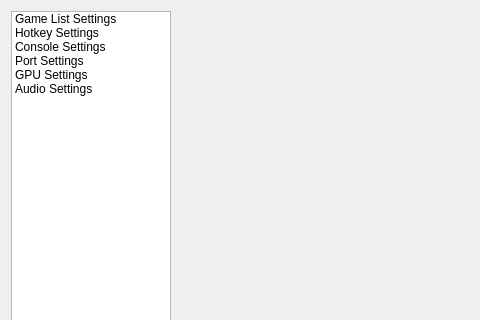
Qt form src/duckstation-qt/settingsdialog.ui (kofxi3584karlayang/duckstation) before a commit; both pictures show x 0 to 480 and y 0 to 320 of the 640 by 480 pixel window.
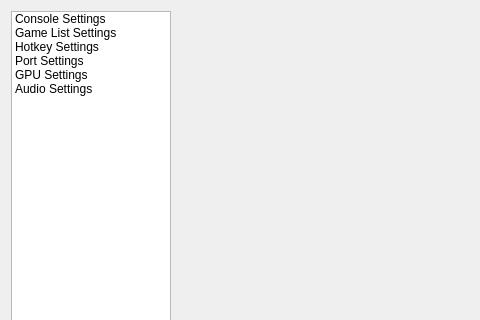
The same form after that commit. Icons and pictures are not drawn.

Commit message: Qt: Reorder settings categories

Patch:
```diff
--- a/src/duckstation-qt/settingsdialog.ui
+++ b/src/duckstation-qt/settingsdialog.ui
@@ -40,6 +40,15 @@
          <height>32</height>
         </size>
        </property>
+       <item>
+        <property name="text">
+         <string>Console Settings</string>
+        </property>
+        <property name="icon">
+         <iconset resource="icons.qrc">
+          <normaloff>:/icons/utilities-system-monitor.png</normaloff>:/icons/utilities-system-monitor.png</iconset>
+        </property>
+       </item>
        <item>
         <property name="text">
          <string>Game List Settings</string>
@@ -58,15 +67,6 @@
           <normaloff>:/icons/applications-other.png</normaloff>:/icons/applications-other.png</iconset>
         </property>
        </item>
-       <item>
-        <property name="text">
-         <string>Console Settings</string>
-        </property>
-        <property name="icon">
-         <iconset resource="icons.qrc">
-          <normaloff>:/icons/utilities-system-monitor.png</normaloff>:/icons/utilities-system-monitor.png</iconset>
-        </property>
-       </item>
        <item>
         <property name="text">
          <string>Port Settings</string>
```
The commit also changes 4 other files.
